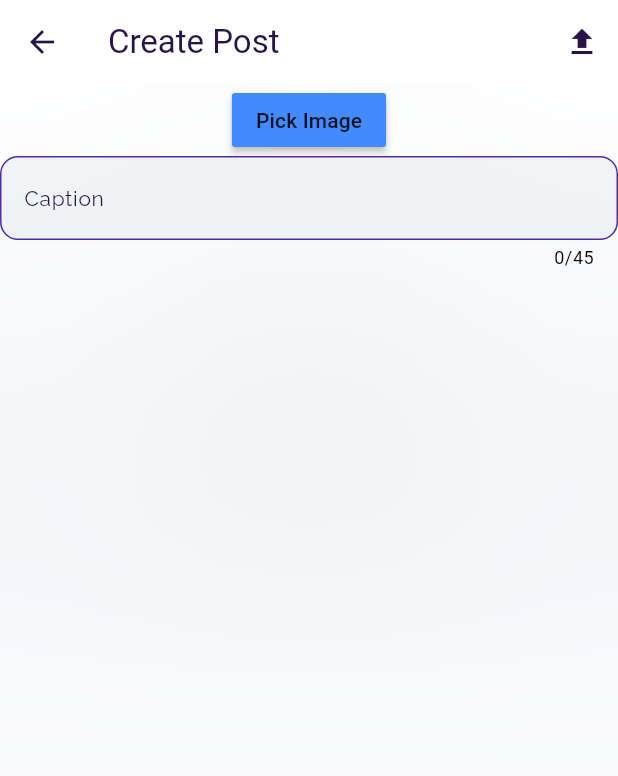
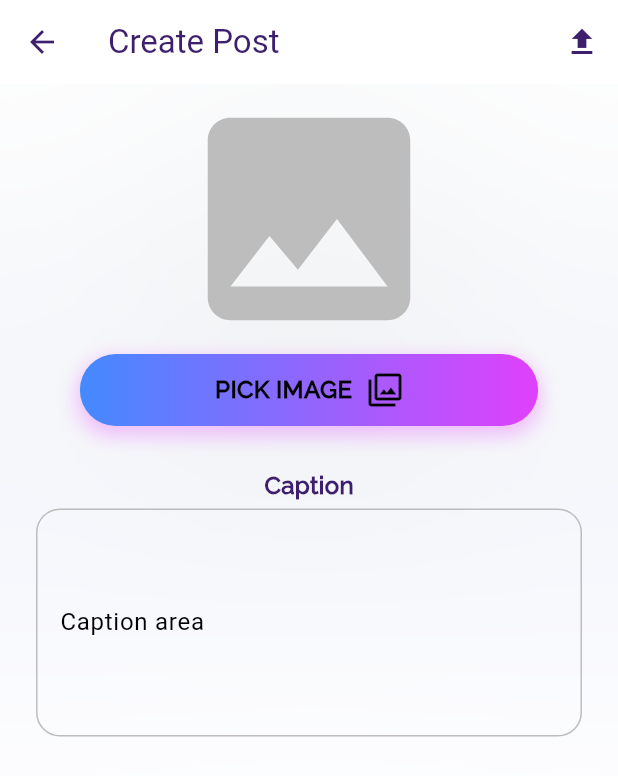
Before and after one commit to NovaLogics/lyxa-live-flutter-app, a Flutter app: the UploadPostScreen screen opened directly, on a phone screen of 412 x 824 dp. Shown: the top 776 px of the screen. Run offline on Flutter 3.47's test engine with Material 3 defaults, Android fonts, the phone set to English and light mode, and no system bars; our stand-ins replace cached_network_image, carousel_slider, cloud_firestore, file_picker, firebase_auth, firebase_core and 8 more; accounts and stored records are empty; generated files the repository leaves out were written again.

Commit message:
feat [ post ]: Impl Screen [ UploadPostScreen ] > Stage 2.1

```diff
--- a/lib/src/features/post/ui/screens/upload_post_screen.dart
+++ b/lib/src/features/post/ui/screens/upload_post_screen.dart
@@ -5,14 +5,22 @@ import 'package:flutter/material.dart';
 import 'package:flutter/foundation.dart' show kDebugMode, kIsWeb;
 import 'package:flutter_bloc/flutter_bloc.dart';
 import 'package:file_picker/file_picker.dart';
+import 'package:lyxa_live/src/core/di/service_locator.dart';
+import 'package:lyxa_live/src/core/styles/app_text_styles.dart';
+import 'package:lyxa_live/src/core/utils/constants/constants.dart';
+import 'package:lyxa_live/src/core/utils/helper/logger.dart';
+import 'package:lyxa_live/src/core/values/app_dimensions.dart';
+import 'package:lyxa_live/src/core/values/app_strings.dart';
 
 import 'package:lyxa_live/src/features/auth/domain/entities/app_user.dart';
-import 'package:lyxa_live/src/shared/widgets/text_field_unit.dart';
+import 'package:lyxa_live/src/features/auth/ui/components/gradient_button.dart';
+import 'package:lyxa_live/src/shared/widgets/gradient_background_unit.dart';
+import 'package:lyxa_live/src/shared/widgets/multiline_text_field_unit.dart';
+import 'package:lyxa_live/src/shared/widgets/responsive/scrollable_scaffold.dart';
 import 'package:lyxa_live/src/features/auth/cubits/auth_cubit.dart';
 import 'package:lyxa_live/src/features/post/domain/entities/post.dart';
 import 'package:lyxa_live/src/features/post/cubits/post_cubit.dart';
 import 'package:lyxa_live/src/features/post/cubits/post_state.dart';
-import 'package:lyxa_live/src/shared/widgets/responsive/constrained_scaffold.dart';
 
 class UploadPostScreen extends StatefulWidget {
   const UploadPostScreen({super.key});
@@ -27,7 +35,7 @@ class _UploadPostScreenState extends State<UploadPostScreen> {
   PlatformFile? imagePickedFile;
 
   // Web Image Pick
-  Uint8List? webImage;
+  Uint8List? pickedImage;
 
   //Bio Text Controller
   final textController = TextEditingController();
@@ -59,7 +67,7 @@ class _UploadPostScreenState extends State<UploadPostScreen> {
         imagePickedFile = result.files.first;
 
         if (kIsWeb) {
-          webImage = imagePickedFile!.bytes;
+          pickedImage = imagePickedFile!.bytes;
         }
       });
     }
@@ -124,9 +132,7 @@ class _UploadPostScreenState extends State<UploadPostScreen> {
   Widget build(BuildContext context) {
     return BlocConsumer<PostCubit, PostState>(
       builder: (context, state) {
-        if (kDebugMode) {
-          print(state);
-        }
+        Logger.logDebug(state.toString());
         // Loading or Uploading
         if (state is PostLoading || state is PostUploading) {
           return const Scaffold(
@@ -136,7 +142,14 @@ class _UploadPostScreenState extends State<UploadPostScreen> {
           );
         }
         // Build upload page
-        return _buildUploadPage();
+        return Scaffold(
+          body: Stack(
+            children: [
+              _buildBackground(),
+              _buildUploadPage(),
+            ],
+          ),
+        );
       },
       // Go to previous screen when upload is done & posts are loaded
       listener: (context, state) {
@@ -147,11 +160,60 @@ class _UploadPostScreenState extends State<UploadPostScreen> {
     );
   }
 
+  Widget _buildBackground() {
+    return RepaintBoundary(
+      child: getIt<GradientBackgroundUnit>(
+        param1: AppDimens.containerSize400,
+        param2: BackgroundStyle.home,
+      ),
+    );
+  }
+
+  Widget _buildPickImageButton() {
+    return Center(
+      child: GradientButton(
+        text: AppStrings.pickImage.toUpperCase(),
+        onPressed: pickImage,
+        textStyle: AppTextStyles.buttonTextPrimary.copyWith(
+          color: Theme.of(context).colorScheme.inversePrimary,
+        ),
+        icon: Icon(Icons.filter,
+            color: Theme.of(context).colorScheme.inversePrimary),
+      ),
+    );
+  }
+
+  Widget _buildCaptionSection() {
+    return Padding(
+      padding: const EdgeInsets.symmetric(horizontal: AppDimens.size24),
+      child: Column(
+        crossAxisAlignment: CrossAxisAlignment.center,
+        children: [
+          Text(
+            'Caption',
+            style: AppTextStyles.subtitleSecondary.copyWith(
+              color: Theme.of(context).colorScheme.onPrimary,
+              fontWeight: FontWeight.bold,
+              shadows: [],
+            ),
+          ),
+          const SizedBox(height: AppDimens.size4),
+          MultilineTextFieldUnit(
+            controller: textController,
+            labelText: 'Caption area',
+            hintText: 'Add post caption here..',
+            maxLength: MAX_LENGTH_POST_FIELD,
+          ),
+        ],
+      ),
+    );
+  }
+
   Widget _buildUploadPage() {
-    return ConstrainedScaffold(
+    return ScrollableScaffold(
       // App Bar
       appBar: AppBar(
-        foregroundColor: Theme.of(context).colorScheme.primary,
+        foregroundColor: Theme.of(context).colorScheme.onPrimary,
         title: const Text("Create Post"),
         actions: [
           // Upload button
@@ -162,32 +224,29 @@ class _UploadPostScreenState extends State<UploadPostScreen> {
         ],
       ),
       // Body
-      body: Center(
-        child: Column(
-          children: [
-            // Image preview for web
-            if (kIsWeb && webImage != null) Image.memory(webImage!),
+      body: Column(
+        children: [
+          // Image preview for web
+          (pickedImage != null)
+              ? Image.memory(
+                  pickedImage!,
+                  width: AppDimens.imageSize180,
+                  height: AppDimens.imageSize180,
+                  fit: BoxFit.cover,
+                )
+              : Icon(
+                  Icons.image,
+                  size: AppDimens.imageSize180,
+                  color: Theme.of(context).colorScheme.outline,
+                ),
 
-            // Image preview for mobile
-            if (!kIsWeb && imagePickedFile != null)
-              Image.file(File(imagePickedFile!.path!)),
+          // Pick image button
+          _buildPickImageButton(),
+          const SizedBox(height: AppDimens.size28),
 
-            // Pick image button
-            MaterialButton(
-              onPressed: pickImage,
-              color: Colors.blueAccent,
-              child: const Text('Pick Image'),
-            ),
-
-            // Caption Text
-            TextFieldUnit(
-              controller: textController,
-              hintText: 'Caption',
-              obscureText: false,
-            prefixIcon: null,
-            ),
-          ],
-        ),
+          // Caption Text
+          _buildCaptionSection(),
+        ],
       ),
     );
   }
```
